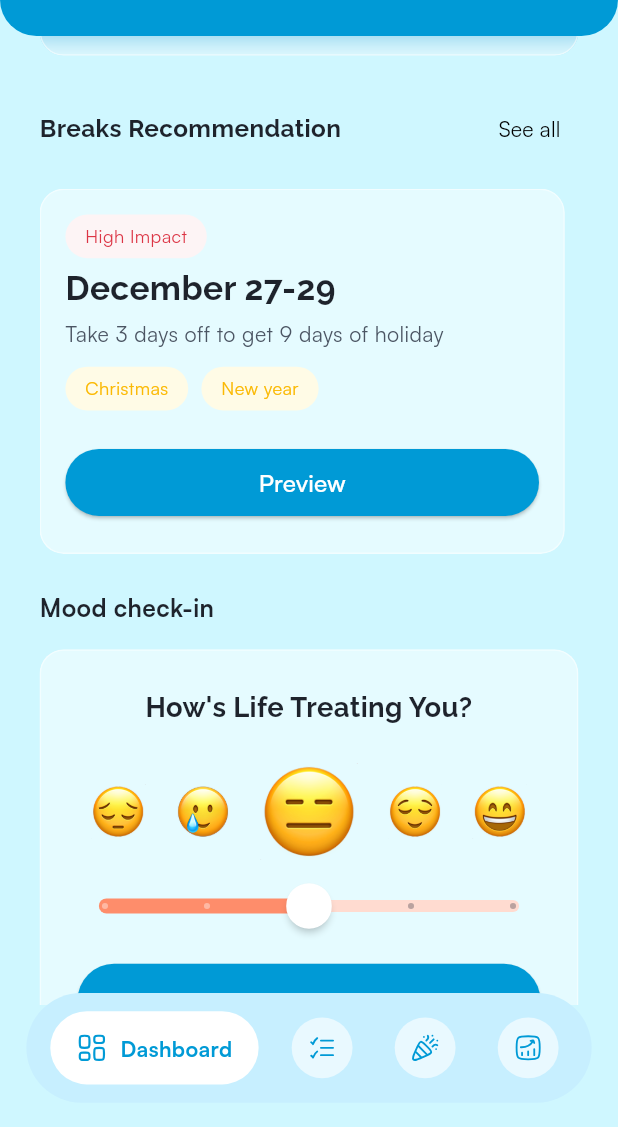
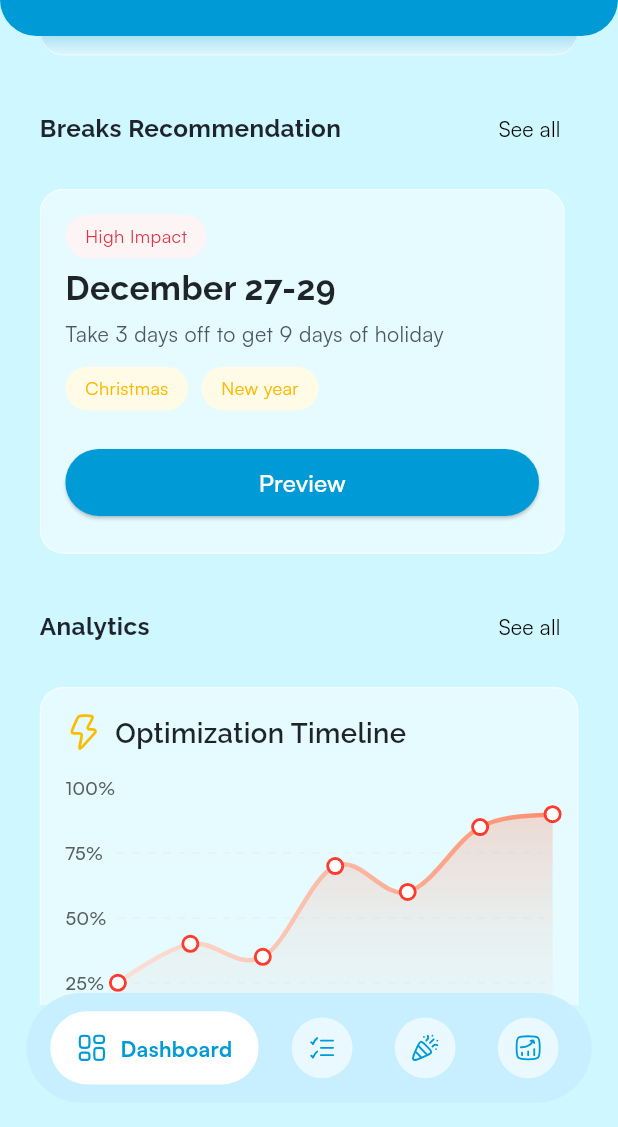
Before and after one commit to Jossyboydgenius/BetterBreaks, a Flutter app: the HomeView screen opened directly, scrolled down 576 dp, on a phone screen of 412 x 824 dp, the part 109-1236 px from its top. Run offline on Flutter 3.47's test engine with Material 3 defaults, Android fonts, the light colour scheme and no system bars; drawn by our look-alikes of fl_chart; our stand-ins replace bot_toast, connectivity_plus, dots_indicator, flutter_dotenv, flutter_screenutil, flutter_svg and 3 more; project files that could hold a hidden picture were left out.

Commit message:
Refactor HomeView to conditionally display BreakRecommendationWidget and OptimizationTimelineWidget based on setup completion, enhancing user experience by ensuring relevant information is shown only when ready.

```diff
--- a/lib/ui/views/home/home_view.dart
+++ b/lib/ui/views/home/home_view.dart
@@ -9,6 +9,7 @@ import 'package:better_breaks/ui/widgets/app_top_bar.dart';
 import 'package:better_breaks/ui/widgets/app_bottom_nav.dart';
 import 'package:better_breaks/ui/widgets/mood_check_in.dart';
 import 'package:better_breaks/ui/widgets/break_recommendation_widget.dart';
+import 'package:better_breaks/ui/widgets/optimization_timeline_widget.dart';
 import 'package:better_breaks/ui/views/planner/planner_view.dart';
 import 'dart:ui';
 import 'package:better_breaks/shared/widgets/shared_widgets.dart';
@@ -72,6 +73,7 @@ class _HomeViewState extends State<HomeView> {
                           ? _buildCompletedSetupSection()
                           : _buildLeavePreferenceSection(),
                       SizedBox(height: 24.h),
+                      if (_setupCompleted) // Only show recommendations when setup is completed
                         BreakRecommendationWidget(
                           title: 'Breaks Recommendation',
                           onSeeAllTap: () {
@@ -122,6 +124,16 @@ class _HomeViewState extends State<HomeView> {
                             ),
                           ],
                         ),
+                      if (_setupCompleted) // Add spacing only when needed
+                        SizedBox(height: 24.h),
+                      if (_setupCompleted) // Only show optimization timeline when setup is completed
+                        OptimizationTimelineWidget(
+                          title: 'Analytics',
+                          onSeeAllTap: () {
+                            // Navigate to analytics screen
+                          },
+                        ),
+                      if (_setupCompleted) // Add spacing only when needed
                         SizedBox(height: 24.h),
                       MoodCheckIn(
                         onMoodSelected: (value) {
```
Lines whose indentation alone changed are shown as unchanged.
